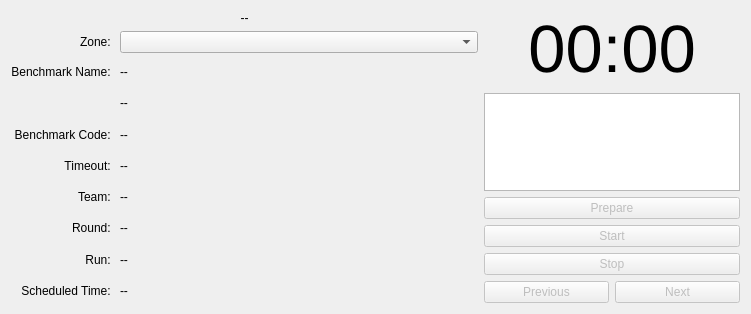
This is src/rqt_roah_rsbb/benchmark_control.ui in rockin-robot-challenge/at_home_rsbb as Qt 5 draws it before an edit. The edited form follows.
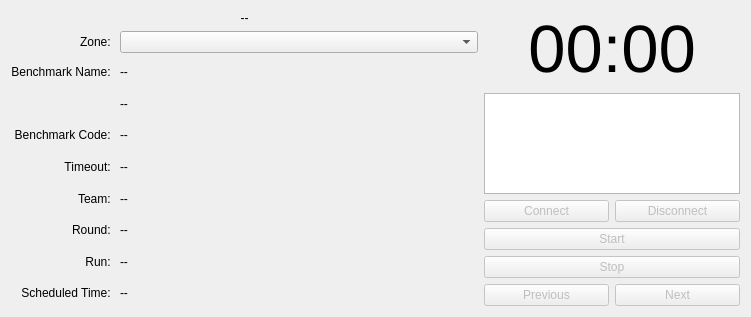
This is the edited form.

Commit message: Connect/disconnect buttons

The edit to the form file:
```diff
--- a/src/rqt_roah_rsbb/benchmark_control.ui
+++ b/src/rqt_roah_rsbb/benchmark_control.ui
@@ -7,7 +7,7 @@
     <x>0</x>
     <y>0</y>
     <width>751</width>
-    <height>314</height>
+    <height>317</height>
    </rect>
   </property>
   <property name="windowTitle">
@@ -260,7 +260,9 @@
       </widget>
      </item>
      <item>
-      <widget class="QPushButton" name="prepare">
+      <layout class="QHBoxLayout" name="horizontalLayout_3">
+       <item>
+        <widget class="QPushButton" name="connect">
        <property name="enabled">
         <bool>false</bool>
        </property>
@@ -271,9 +273,27 @@
         </sizepolicy>
        </property>
        <property name="text">
-        <string>Prepare</string>
-       </property>
-      </widget>
+          <string>Connect</string>
+         </property>
+        </widget>
+       </item>
+       <item>
+        <widget class="QPushButton" name="disconnect">
+         <property name="enabled">
+          <bool>false</bool>
+         </property>
+         <property name="sizePolicy">
+          <sizepolicy hsizetype="Minimum" vsizetype="MinimumExpanding">
+           <horstretch>0</horstretch>
+           <verstretch>0</verstretch>
+          </sizepolicy>
+         </property>
+         <property name="text">
+          <string>Disconnect</string>
+         </property>
+        </widget>
+       </item>
+      </layout>
      </item>
      <item>
       <widget class="QPushButton" name="start">
```
Lines whose indentation alone changed are shown as unchanged. The commit also changes 6 other files.
